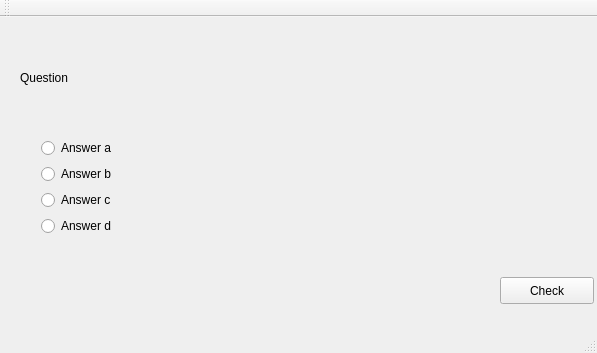
This is QuizzGame/quizzgame.ui in MariusParasca/QuizzGame-client-server-app as Qt 5 draws it before an edit. The edited form follows.
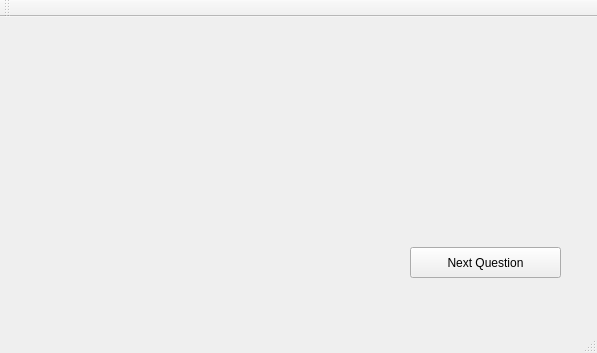
This is the edited form.

Commit message: added multiple question(all from data base) for user to answer

Patch:
```diff
--- a/QuizzGame/quizzgame.ui
+++ b/QuizzGame/quizzgame.ui
@@ -24,7 +24,7 @@
      </rect>
     </property>
     <property name="currentIndex">
-     <number>3</number>
+     <number>4</number>
     </property>
     <widget class="QWidget" name="welcome">
      <widget class="QWidget" name="layoutWidget">
@@ -248,8 +248,8 @@
        <rect>
         <x>30</x>
         <y>110</y>
-        <width>95</width>
-        <height>120</height>
+        <width>551</width>
+        <height>121</height>
        </rect>
       </property>
       <layout class="QVBoxLayout" name="verticalLayout_2">
@@ -284,6 +284,21 @@
       </layout>
      </widget>
     </widget>
+    <widget class="QWidget" name="next">
+     <widget class="QPushButton" name="pushButton_nextQuestion">
+      <property name="geometry">
+       <rect>
+        <x>410</x>
+        <y>230</y>
+        <width>151</width>
+        <height>31</height>
+       </rect>
+      </property>
+      <property name="text">
+       <string>Next Question</string>
+      </property>
+     </widget>
+    </widget>
    </widget>
   </widget>
   <widget class="QMenuBar" name="menuBar">
```
The commit also changes 3 other files.
